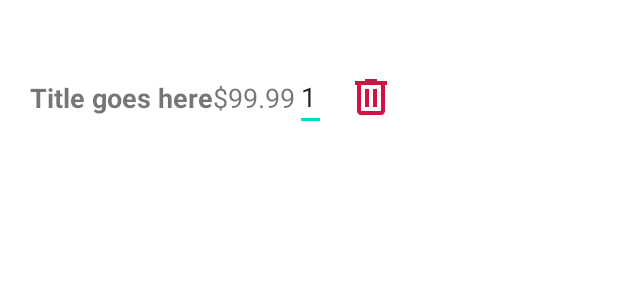
After one commit to nilaymitash/Trader_Joes_App, an Android app: the layout cart_list_item.xml on its own in the app's theme, with its tools: preview values and no code run, on a phone screen of 412 x 824 dp. The commit adds this screen. Shown: the top 300 px of the screen. Run offline under Robolectric (Android 15) with nearby library versions, the phone set to English and light mode, and no system bars.

Commit message:
View cart list

```diff
--- a/app/src/main/java/com/trader/joes/adapter/ProductListAdapter.java
+++ b/app/src/main/java/com/trader/joes/adapter/ProductListAdapter.java
@@ -35,10 +35,6 @@ public class ProductListAdapter extends RecyclerView.Adapter<ProductListAdapter.
 
     public ProductListAdapter(List<Product> products) {
         this.products = products;
-    }
-
-    public ArrayList<Product> getSelectedProducts() {
-        return new ArrayList<>(this.selectedProducts.values());
     }
 
     @NonNull
--- a/app/src/main/java/com/trader/joes/service/ProductRetrievalService.java
+++ b/app/src/main/java/com/trader/joes/service/ProductRetrievalService.java
@@ -20,7 +20,7 @@ public class ProductRetrievalService {
 
     private final FirebaseDatabase database;
     private final DatabaseReference productsRef;
-    private Map<String, Product> allProductsMap = new LinkedHashMap<>();
+    private static Map<String, Product> allProductsMap = new LinkedHashMap<>();
 
     public ProductRetrievalService() {
         database = FirebaseDatabase.getInstance();
@@ -32,8 +32,8 @@ public class ProductRetrievalService {
      * to retrieve product name using SKU
      * @return
      */
-    public Map<String, Product> getAllProductsMap() {
-        return this.allProductsMap;
+    public static Map<String, Product> getAllProductsMap() {
+        return allProductsMap;
     }
 
     public void getAllProducts(Consumer<List<Product>> success, Consumer<DatabaseError> failure) {
--- /dev/null
+++ b/app/src/main/res/drawable/delete_outline.xml
@@ -0,0 +1,9 @@
+<vector xmlns:android="http://schemas.android.com/apk/res/android"
+    android:width="1dp"
+    android:height="1dp"
+    android:viewportWidth="24"
+    android:viewportHeight="24">
+  <path
+      android:pathData="M7,21q-0.825,0 -1.412,-0.587Q5,19.825 5,19L5,6L4,6L4,4h5L9,3h6v1h5v2h-1v13q0,0.825 -0.587,1.413Q17.825,21 17,21ZM17,6L7,6v13h10ZM9,17h2L11,8L9,8ZM13,17h2L15,8h-2ZM7,6v13Z"
+      android:fillColor="@color/tj_red_primary"/>
+</vector>
--- /dev/null
+++ b/app/src/main/res/layout/cart_list_item.xml
@@ -0,0 +1,52 @@
+<?xml version="1.0" encoding="utf-8"?>
+<RelativeLayout xmlns:android="http://schemas.android.com/apk/res/android"
+    xmlns:app="http://schemas.android.com/apk/res-auto"
+    android:orientation="horizontal"
+    android:layout_width="match_parent"
+    android:layout_height="wrap_content"
+    android:layout_margin="10dp"
+    android:padding="10dp">
+
+    <TextView
+        android:id="@+id/product_title"
+        android:text="Title goes here"
+        android:layout_width="wrap_content"
+        android:layout_height="wrap_content"
+        android:textSize="18sp"
+        android:textStyle="bold"
+        android:layout_centerVertical="true"/>
+
+
+    <TextView
+        android:id="@+id/product_price"
+        android:text="$99.99"
+        android:layout_width="wrap_content"
+        android:layout_height="wrap_content"
+        android:layout_toRightOf="@+id/product_title"
+        android:textSize="18sp"
+        android:layout_marginBottom="10dp"
+        android:layout_centerVertical="true"/>
+
+    <EditText
+        android:text="1"
+        android:id="@+id/product_qty_input"
+        android:inputType="number"
+        android:layout_width="wrap_content"
+        android:layout_height="wrap_content"
+        android:layout_toRightOf="@id/product_price"
+        android:layout_centerVertical="true"/>
+
+    <com.google.android.material.button.MaterialButton
+        style="@style/Widget.Material3.Button.IconButton"
+        app:icon="@drawable/delete_outline"
+        app:iconSize="32dp"
+        android:id="@+id/delete_cart_item_btn"
+        android:layout_width="wrap_content"
+        android:layout_height="wrap_content"
+        android:layout_marginBottom="30dp"
+        android:layout_marginRight="10dp"
+        android:layout_toRightOf="@id/product_qty_input"
+        android:layout_centerVertical="true"/>
+
+
+</RelativeLayout>
--- a/app/src/main/res/values/strings.xml
+++ b/app/src/main/res/values/strings.xml
@@ -35,4 +35,6 @@
     <!--Product list view-->
     <string name="add_to_cart">Add to cart</string>
     <string name="view_cart_floating_btn">View cart</string>
+    <!-- TODO: Remove or change this placeholder text -->
+    <string name="hello_blank_fragment">Hello blank fragment</string>
 </resources>
```
Also changed, not shown: app/src/main/java/com/trader/joes/adapter/CartListAdapter.java (added, +86 -0 lines), app/src/main/java/com/trader/joes/fragments/CartFragment.java (added, +61 -0 lines), app/src/main/java/com/trader/joes/fragments/ProductListFragment.java (+12 -1 lines), app/src/main/java/com/trader/joes/service/UserDataMaintenanceService.java (+21 -0 lines), app/src/main/res/layout/fragment_cart.xml (added, +17 -0 lines).
